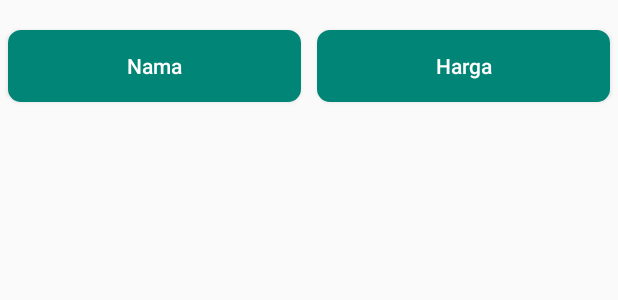
After one commit to IrhamAhmadRozan/invent_test_mobile, an Android app: the layout bottom_sheet.xml on its own in the app's theme, with its tools: preview values and no code run, on a phone screen of 412 x 824 dp. The commit adds this screen. Shown: the top 300 px of the screen. Run offline under Robolectric (Android 15) with nearby library versions, the phone set to English and light mode, and no system bars.

Commit message:
create filter

```diff
--- a/app/src/main/java/com/developers/rozan/inventtestmobile/feature/MainAdapter.java
+++ b/app/src/main/java/com/developers/rozan/inventtestmobile/feature/MainAdapter.java
@@ -83,7 +83,7 @@ public class MainAdapter extends RecyclerView.Adapter<MainAdapter.MyViewHolder>
                 } else {
                     List<AllProduct> listFiltered = new ArrayList<>();
                     for (AllProduct row : searchList) {
-                        if (row.getNamaBarang().toLowerCase().contains(charString.toLowerCase())) {
+                        if (row.getNamaBarang().toLowerCase().contains(charString.toLowerCase()) || String.valueOf(row.getHargaBarang()).toLowerCase().contains(charString.toLowerCase())) {
                             if (mItemClickListener != null)
                                 mItemClickListener.onNotFoundData(charString, false);
                             listFiltered.add(row);
--- /dev/null
+++ b/app/src/main/res/layout/bottom_sheet.xml
@@ -0,0 +1,43 @@
+<?xml version="1.0" encoding="utf-8"?>
+<LinearLayout xmlns:android="http://schemas.android.com/apk/res/android"
+    android:id="@+id/llBottom"
+    android:layout_width="match_parent"
+    android:layout_height="wrap_content"
+    android:orientation="horizontal"
+    android:weightSum="2">
+
+    <Button
+        android:id="@+id/btnLetters"
+        android:layout_width="wrap_content"
+        android:layout_height="wrap_content"
+        android:layout_marginLeft="5dp"
+        android:layout_marginTop="20dp"
+        android:layout_marginRight="5dp"
+        android:layout_marginBottom="20dp"
+        android:layout_weight="1"
+        android:background="@drawable/bg_edittext"
+        android:backgroundTint="@color/colorPrimary"
+        android:clickable="true"
+        android:focusable="true"
+        android:text="Nama"
+        android:textAllCaps="false"
+        android:textColor="@color/colorWhite" />
+
+    <Button
+        android:id="@+id/btnNumbers"
+        android:layout_width="wrap_content"
+        android:layout_height="wrap_content"
+        android:layout_marginLeft="5dp"
+        android:layout_marginTop="20dp"
+        android:layout_marginRight="5dp"
+        android:layout_marginBottom="20dp"
+        android:layout_weight="1"
+        android:background="@drawable/bg_edittext"
+        android:backgroundTint="@color/colorPrimary"
+        android:clickable="true"
+        android:focusable="true"
+        android:text="Harga"
+        android:textAllCaps="false"
+        android:textColor="@color/colorWhite" />
+
+</LinearLayout>
```
Also changed, not shown: app/src/main/java/com/developers/rozan/inventtestmobile/feature/MainActivity.java (+39 -4 lines), app/src/main/res/values/styles.xml (+8 -0 lines).
